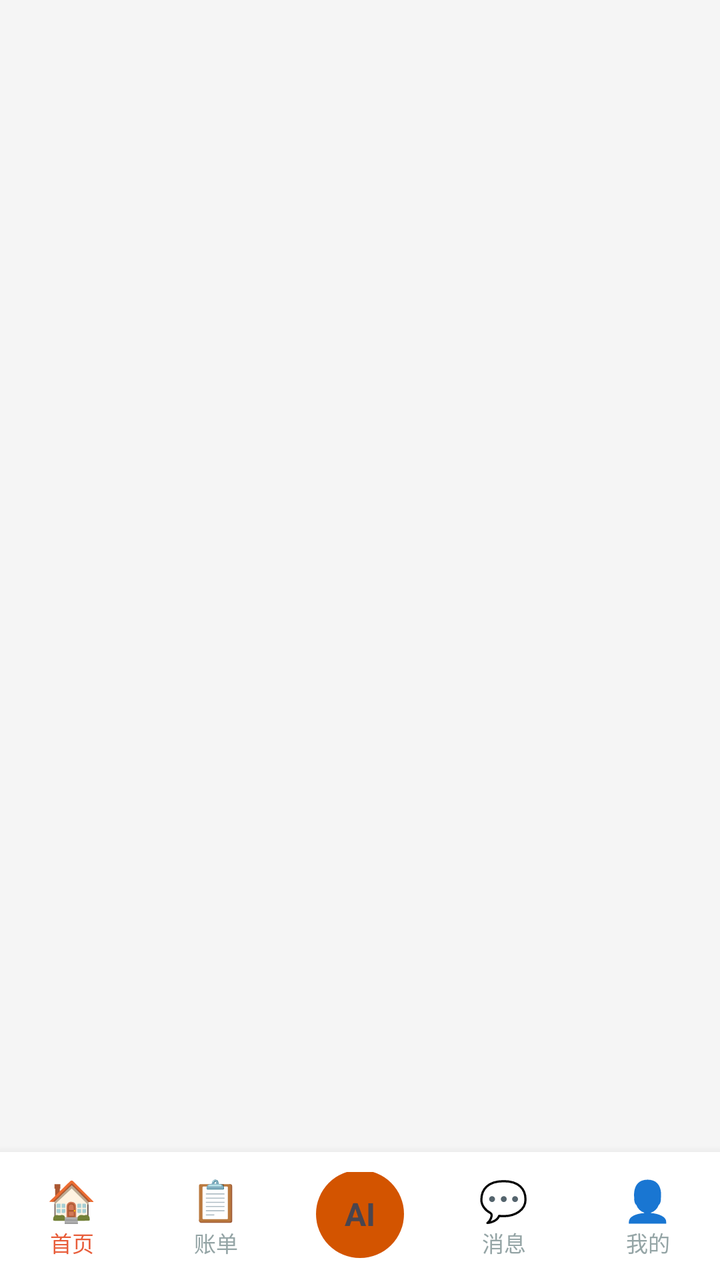
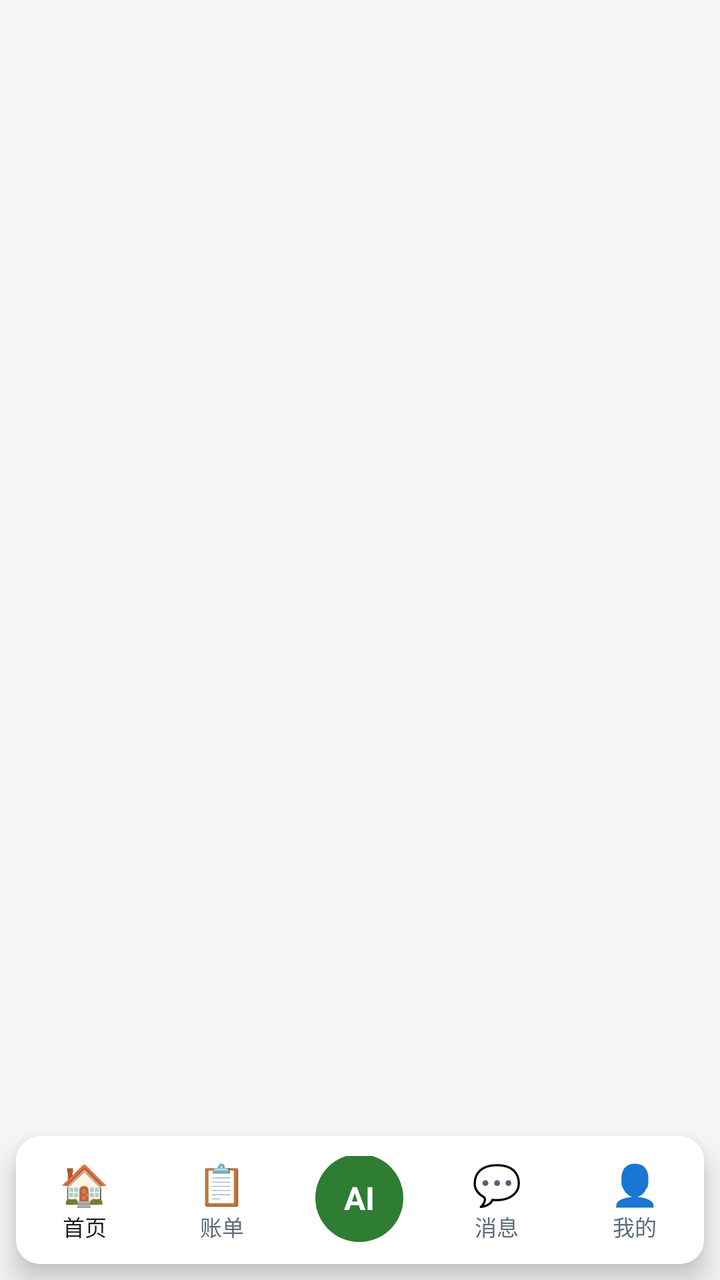

Compare the two renders of this Android layout. The source of the first and the diff that turns it into the second are given below.
<!-- AndroidManifest.xml: application theme Theme.ClothingSI -->
<!-- res/layout/activity_main.xml -->
<?xml version="1.0" encoding="utf-8"?>
<FrameLayout xmlns:android="http://schemas.android.com/apk/res/android"
    xmlns:app="http://schemas.android.com/apk/res-auto"
    android:layout_width="match_parent" android:layout_height="match_parent"
    android:background="#F5F5F5">

    <LinearLayout android:layout_width="match_parent" android:layout_height="match_parent"
        android:orientation="vertical">
        <FrameLayout android:id="@+id/fragment_container"
            android:layout_width="match_parent" android:layout_height="0dp"
            android:layout_weight="1" />

        
        <LinearLayout android:id="@+id/bottom_nav"
            android:layout_width="match_parent" android:layout_height="64dp"
            android:orientation="horizontal" android:gravity="center"
            android:background="#FFFFFF"
            android:paddingTop="6dp" android:paddingBottom="6dp"
            android:elevation="8dp"
            android:baselineAligned="false">

            
            <LinearLayout android:id="@+id/nav_home"
                android:layout_width="0dp" android:layout_height="match_parent"
                android:layout_weight="1" android:gravity="center"
                android:orientation="vertical" android:clickable="true" android:focusable="true"
                android:paddingVertical="4dp" android:maxWidth="80dp">
                <TextView android:layout_width="wrap_content" android:layout_height="wrap_content"
                    android:text="🏠" android:textSize="20dp" android:lineSpacingExtra="0dp" />
                <TextView android:layout_width="wrap_content" android:layout_height="wrap_content"
                    android:text="首页" android:textSize="11dp" android:textColor="#E85D3A"
                    android:includeFontPadding="false" android:lines="1" />
            </LinearLayout>

            
            <LinearLayout android:id="@+id/nav_bills"
                android:layout_width="0dp" android:layout_height="match_parent"
                android:layout_weight="1" android:gravity="center"
                android:orientation="vertical" android:clickable="true" android:focusable="true"
                android:paddingVertical="4dp" android:maxWidth="80dp">
                <TextView android:layout_width="wrap_content" android:layout_height="wrap_content"
                    android:text="📋" android:textSize="20dp" android:lineSpacingExtra="0dp" />
                <TextView android:layout_width="wrap_content" android:layout_height="wrap_content"
                    android:text="账单" android:textSize="11dp" android:textColor="#95A5A6"
                    android:includeFontPadding="false" android:lines="1" />
            </LinearLayout>

            
            <LinearLayout android:id="@+id/nav_agent"
                android:layout_width="0dp" android:layout_height="match_parent"
                android:layout_weight="1" android:gravity="center"
                android:orientation="vertical" android:clickable="true" android:focusable="true"
                android:paddingVertical="4dp" android:maxWidth="80dp">
                <TextView android:layout_width="44dp" android:layout_height="44dp"
                    android:text="AI" android:textSize="16dp" android:gravity="center"
                    android:textStyle="bold"
                    android:background="@drawable/circle_agent_bg"
                    android:layout_marginBottom="2dp" />
            </LinearLayout>

            
            <LinearLayout android:id="@+id/nav_messages"
                android:layout_width="0dp" android:layout_height="match_parent"
                android:layout_weight="1" android:gravity="center"
                android:orientation="vertical" android:clickable="true" android:focusable="true"
                android:paddingVertical="4dp" android:maxWidth="80dp">
                <TextView android:layout_width="wrap_content" android:layout_height="wrap_content"
                    android:text="💬" android:textSize="20dp" android:lineSpacingExtra="0dp" />
                <TextView android:layout_width="wrap_content" android:layout_height="wrap_content"
                    android:text="消息" android:textSize="11dp" android:textColor="#95A5A6"
                    android:includeFontPadding="false" android:lines="1" />
            </LinearLayout>

            
            <LinearLayout android:id="@+id/nav_profile"
                android:layout_width="0dp" android:layout_height="match_parent"
                android:layout_weight="1" android:gravity="center"
                android:orientation="vertical" android:clickable="true" android:focusable="true"
                android:paddingVertical="4dp" android:maxWidth="80dp">
                <TextView android:layout_width="wrap_content" android:layout_height="wrap_content"
                    android:text="👤" android:textSize="20dp" android:lineSpacingExtra="0dp" />
                <TextView android:layout_width="wrap_content" android:layout_height="wrap_content"
                    android:text="我的" android:textSize="11dp" android:textColor="#95A5A6"
                    android:includeFontPadding="false" android:lines="1" />
            </LinearLayout>
        </LinearLayout>
    </LinearLayout>
</FrameLayout>
<!-- resources referenced by this layout -->
<resources>
  <!-- drawable circle_agent_bg (drawable) -->
  <?xml version="1.0" encoding="utf-8"?>
  <shape xmlns:android="http://schemas.android.com/apk/res/android" android:shape="oval">
      <solid android:color="#D35400" />
      <size android:width="44dp" android:height="44dp" />
  </shape>
  <style name="Theme.ClothingSI" parent="Theme.Material3.Light.NoActionBar">
          <item name="colorPrimary">@color/primary</item>
          <item name="colorPrimaryDark">@color/primary_dark</item>
          <item name="colorAccent">@color/accent</item>
          <item name="android:statusBarColor">@color/primary_dark</item>
          <item name="android:navigationBarColor">@color/white</item>
      </style>
  <color name="primary">#E85D3A</color>
  <color name="primary_dark">#D35400</color>
  <color name="accent">#F4A460</color>
  <color name="white">#FFFFFF</color>
</resources>

<!-- the commit's change to res/layout/activity_main.xml (unified diff, before → after) -->
@@ -14,7 +14,8 @@
         <LinearLayout android:id="@+id/bottom_nav"
             android:layout_width="match_parent" android:layout_height="64dp"
             android:orientation="horizontal" android:gravity="center"
-            android:background="#FFFFFF"
+            android:background="@drawable/bottom_nav_bg"
+            android:layout_marginHorizontal="8dp" android:layout_marginBottom="8dp"
             android:paddingTop="6dp" android:paddingBottom="6dp"
             android:elevation="8dp"
             android:baselineAligned="false">
@@ -28,7 +29,7 @@
                 <TextView android:layout_width="wrap_content" android:layout_height="wrap_content"
                     android:text="🏠" android:textSize="20dp" android:lineSpacingExtra="0dp" />
                 <TextView android:layout_width="wrap_content" android:layout_height="wrap_content"
-                    android:text="首页" android:textSize="11dp" android:textColor="#E85D3A"
+                    android:text="首页" android:textSize="11dp" android:textColor="@color/text_primary"
                     android:includeFontPadding="false" android:lines="1" />
             </LinearLayout>
 
@@ -41,7 +42,7 @@
                 <TextView android:layout_width="wrap_content" android:layout_height="wrap_content"
                     android:text="📋" android:textSize="20dp" android:lineSpacingExtra="0dp" />
                 <TextView android:layout_width="wrap_content" android:layout_height="wrap_content"
-                    android:text="账单" android:textSize="11dp" android:textColor="#95A5A6"
+                    android:text="账单" android:textSize="11dp" android:textColor="@color/text_secondary"
                     android:includeFontPadding="false" android:lines="1" />
             </LinearLayout>
 
@@ -53,7 +54,7 @@
                 android:paddingVertical="4dp" android:maxWidth="80dp">
                 <TextView android:layout_width="44dp" android:layout_height="44dp"
                     android:text="AI" android:textSize="16dp" android:gravity="center"
-                    android:textStyle="bold"
+                    android:textStyle="bold" android:textColor="@color/white"
                     android:background="@drawable/circle_agent_bg"
                     android:layout_marginBottom="2dp" />
             </LinearLayout>
@@ -67,7 +68,7 @@
                 <TextView android:layout_width="wrap_content" android:layout_height="wrap_content"
                     android:text="💬" android:textSize="20dp" android:lineSpacingExtra="0dp" />
                 <TextView android:layout_width="wrap_content" android:layout_height="wrap_content"
-                    android:text="消息" android:textSize="11dp" android:textColor="#95A5A6"
+                    android:text="消息" android:textSize="11dp" android:textColor="@color/text_secondary"
                     android:includeFontPadding="false" android:lines="1" />
             </LinearLayout>
 
@@ -80,7 +81,7 @@
                 <TextView android:layout_width="wrap_content" android:layout_height="wrap_content"
                     android:text="👤" android:textSize="20dp" android:lineSpacingExtra="0dp" />
                 <TextView android:layout_width="wrap_content" android:layout_height="wrap_content"
-                    android:text="我的" android:textSize="11dp" android:textColor="#95A5A6"
+                    android:text="我的" android:textSize="11dp" android:textColor="@color/text_secondary"
                     android:includeFontPadding="false" android:lines="1" />
             </LinearLayout>
         </LinearLayout>
<!-- resource entries referenced after the edit -->
@@ -1,21 +1,37 @@
 <!-- resources referenced by this layout -->
 <resources>
+  <color name="text_primary">#1B1F1B</color>
+  <color name="text_secondary">#5D6D7E</color>
   <!-- drawable circle_agent_bg (drawable) -->
   <?xml version="1.0" encoding="utf-8"?>
   <shape xmlns:android="http://schemas.android.com/apk/res/android" android:shape="oval">
-      <solid android:color="#D35400" />
+      <solid android:color="@color/primary" />
       <size android:width="44dp" android:height="44dp" />
   </shape>
   <style name="Theme.ClothingSI" parent="Theme.Material3.Light.NoActionBar">
           <item name="colorPrimary">@color/primary</item>
           <item name="colorPrimaryDark">@color/primary_dark</item>
           <item name="colorAccent">@color/accent</item>
-          <item name="android:statusBarColor">@color/primary_dark</item>
+          <item name="android:statusBarColor">@android:color/transparent</item>
           <item name="android:navigationBarColor">@color/white</item>
+          
+          <item name="android:windowLightStatusBar">true</item>
+          
+          <item name="android:fontFamily">sans-serif</item>
+          <item name="android:textViewStyle">@style/TextView.Base</item>
       </style>
-  <color name="primary">#E85D3A</color>
-  <color name="primary_dark">#D35400</color>
-  <color name="accent">#F4A460</color>
+  <color name="primary">#2E7D32</color>
+  <color name="primary_dark">#1B5E20</color>
+  <color name="accent">#66BB6A</color>
+  <style name="TextView.Base" parent="android:Widget.TextView">
+          <item name="android:fontFamily">sans-serif</item>
+      </style>
   <color name="white">#FFFFFF</color>
+  <!-- drawable bottom_nav_bg (drawable) -->
+  <?xml version="1.0" encoding="utf-8"?>
+  <shape xmlns:android="http://schemas.android.com/apk/res/android" android:shape="rectangle">
+      <solid android:color="@color/white" />
+      <corners android:radius="12dp" />
+  </shape>
 </resources>
 
